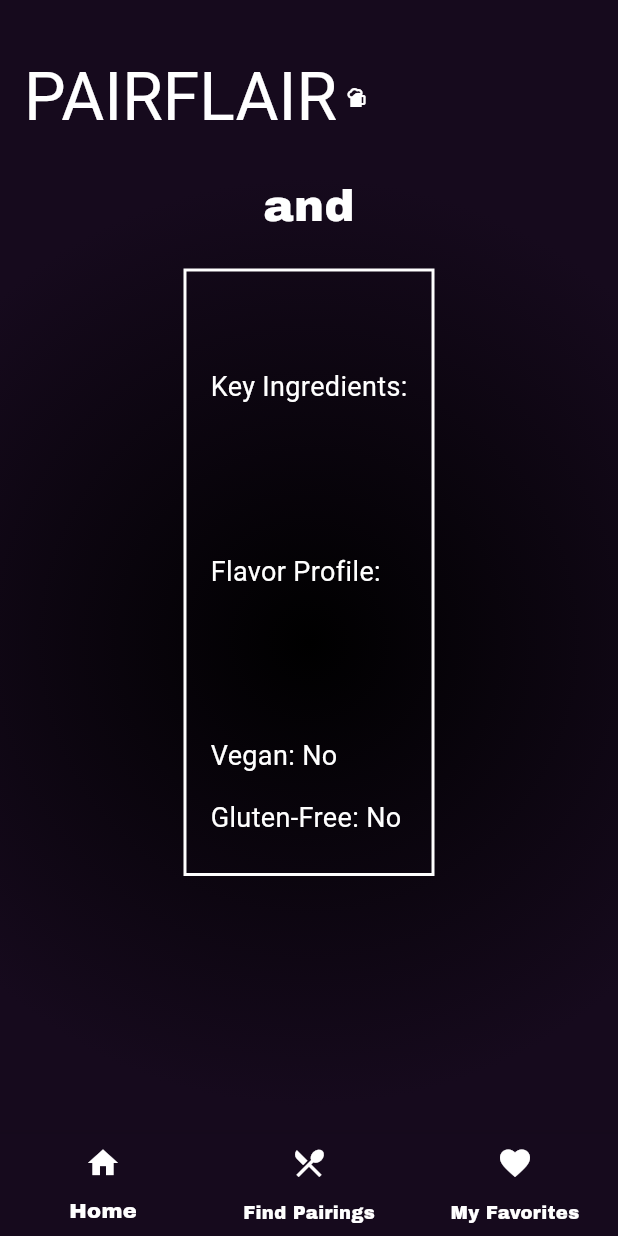
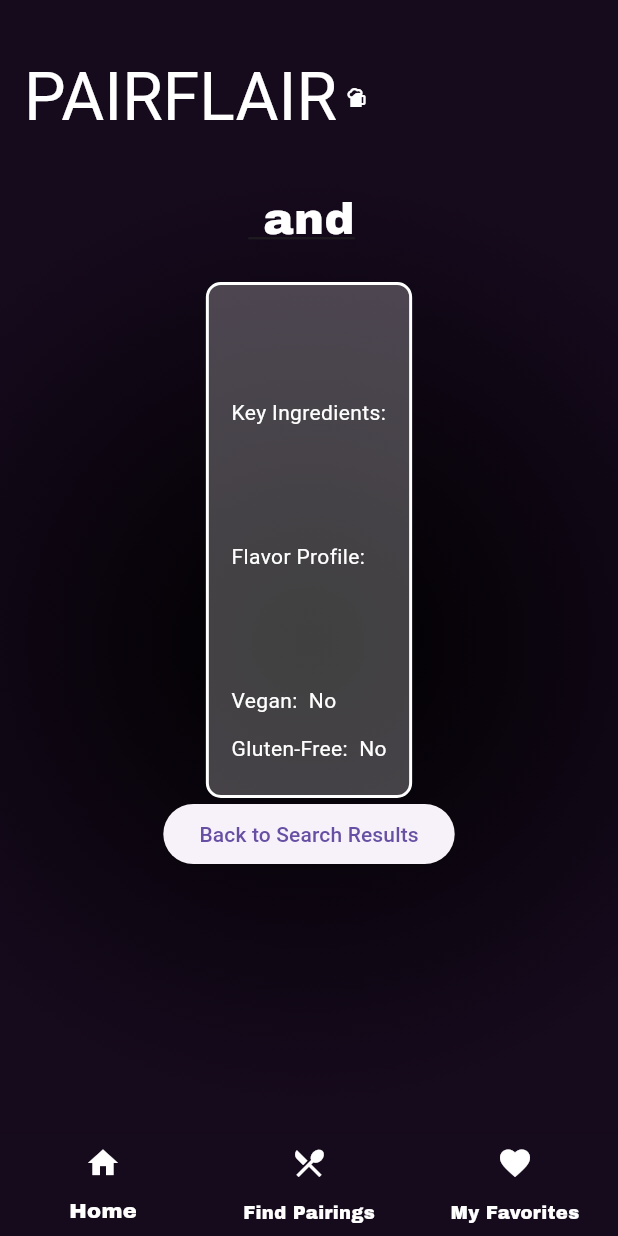
Before and after one commit to RaeClay/flair_pair, a Flutter app: the PairingDetailScreen screen opened directly with empty values, on a phone screen of 412 x 824 dp. Run offline on Flutter 3.47's test engine with Material 3 defaults, Android fonts, the phone set to English and light mode, and no system bars; our stand-ins replace carousel_slider, google_fonts; Roboto replaces fonts that are missing (Archivo).

Commit message:
small ui stuff

```diff
--- a/lib/models/global_favorites.dart
+++ b/lib/models/global_favorites.dart
@@ -1,5 +1,3 @@
-
-
 import 'package:flair_pair/packages.dart';
 
 List<PairingModel> globalFavorites = [];
--- a/lib/view/pairing_detail_screen.dart
+++ b/lib/view/pairing_detail_screen.dart
@@ -28,7 +28,7 @@
       body: Container(
         decoration: BackgroundDeco.getRadialGradient(),
         child: Padding(
-          padding: const EdgeInsets.all(16.0),
+          padding: EdgeInsets.fromLTRB(15.0, 25.0, 15.0, 10.0),
           child: Column(
             children: [
               // Title with larger font size
@@ -39,29 +39,38 @@
                     fontSize: 30.0, // Adjust the font size as needed
                     color: Colors.white,
                     fontFamily: 'ArchivoBlack',
+                    decoration: TextDecoration.underline,
                   ),
                 ),
               ),
               const SizedBox(height: 20.0),
-              // Other details
+              // Other details & description
               Container(
-                padding: const EdgeInsets.all(16.0),
+                padding: const EdgeInsets.fromLTRB(15.0, 5.0, 15.0, 15.0),
                 decoration: BoxDecoration(
-                  border: Border.all(color: Colors.white, width: 2.0)
+                  color: Colors.white.withOpacity(0.25),
+                  border: Border.all(color: Colors.white, width: 2.0),
+                  borderRadius: BorderRadius.circular(10),
                 ),
                 child: Text(
-                  '$pairingDescription\n'
+                  '$pairingDescription\n\n'
                   'Key Ingredients:\n${keyIngredients.join(", ")}\n\n'
                   'Flavor Profile:\n$flavorProfile\n\n'
-                  'Vegan: ${vegan ? "Yes" : "No"}\n'
-                  'Gluten-Free: ${glutenFree ? "Yes" : "No"}',
+                  'Vegan:\t ${vegan ? "Yes" : "No"}\n'
+                  'Gluten-Free:\t ${glutenFree ? "Yes" : "No"}',
                   style: const TextStyle(
-                    fontSize: 18.0,
+                    fontSize: 14.0,
                     color: Colors.white,
                     fontFamily: 'Archivo',
                     height: 2.25,
                   )
                 ),
+              ),
+              ElevatedButton(
+                onPressed: () {
+                  Navigator.of(context).pop();
+                },
+                child: Text('Back to Search Results'),
               ),
             ],
           ),
--- a/lib/view/pairing_view.dart
+++ b/lib/view/pairing_view.dart
@@ -70,7 +70,7 @@
     return TextField(
       controller: _searchController,
       style: const TextStyle(color: Colors.white,
-        fontFamily: 'ArchivoBlack'),
+        fontFamily: 'Archivo'),
       decoration: const InputDecoration(
         labelText: 'Search Pairings',
         labelStyle: TextStyle(color: Colors.white,
@@ -79,7 +79,7 @@
           borderSide: BorderSide(color: Colors.white),
         ),
         focusedBorder: OutlineInputBorder(
-          borderSide: BorderSide(color: Colors.white),
+          borderSide: BorderSide(color: Colors.white, width: 3.0),
         ),
         border: OutlineInputBorder(),
       ),
```
